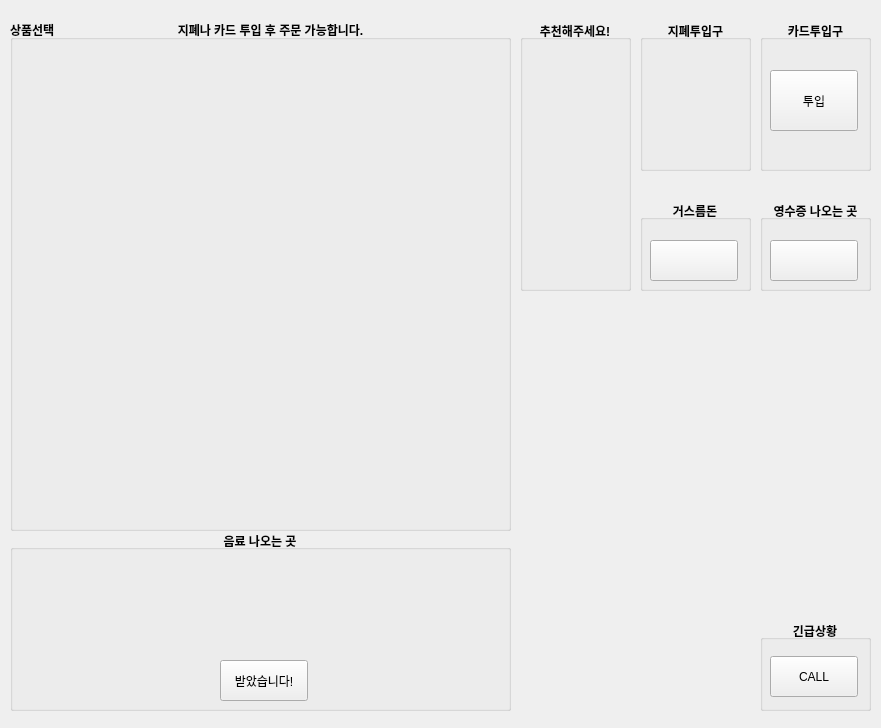
Old version of the form ui/vending_machine.ui in the repository YunOh21/pbl_vending_machine.
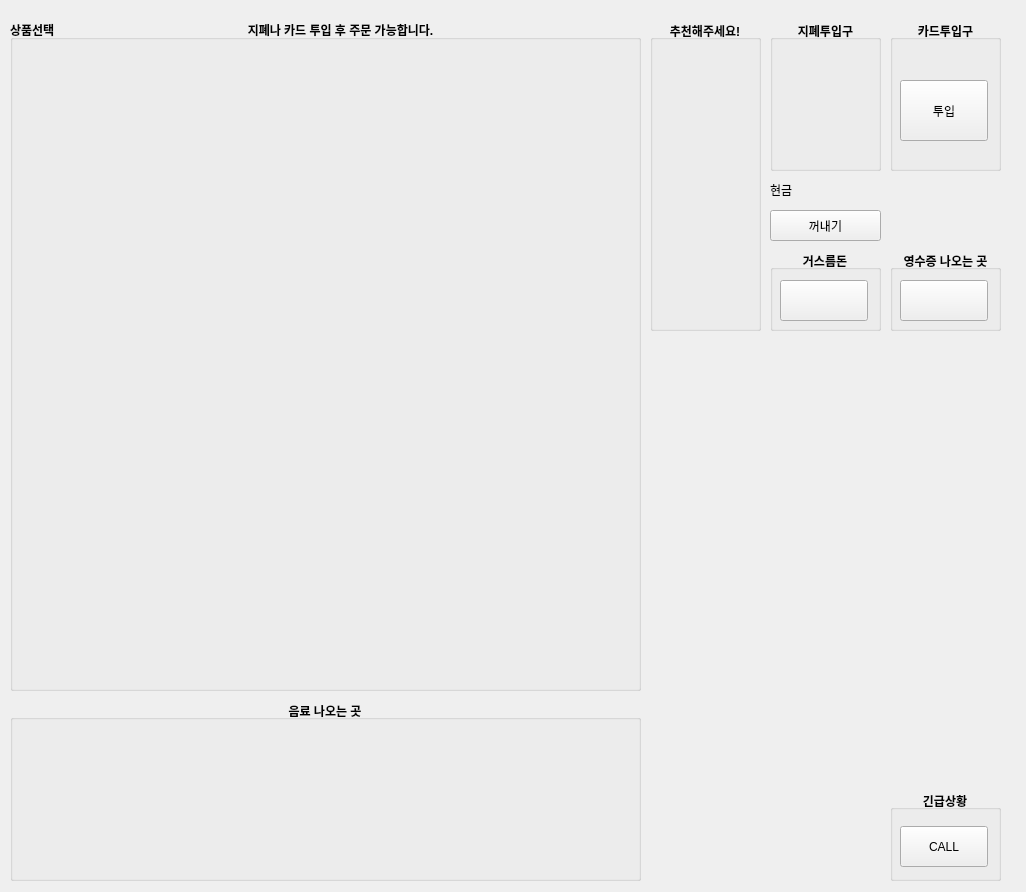
New version of the form.

Commit message: feat: 현금주문/거스름돈 완료

Diff of the .ui file:
```diff
--- a/ui/vending_machine.ui
+++ b/ui/vending_machine.ui
@@ -6,8 +6,8 @@
    <rect>
     <x>0</x>
     <y>0</y>
-    <width>881</width>
-    <height>728</height>
+    <width>1026</width>
+    <height>892</height>
    </rect>
   </property>
   <property name="windowTitle">
@@ -16,7 +16,7 @@
   <widget class="QGroupBox" name="cash_box">
    <property name="geometry">
     <rect>
-     <x>640</x>
+     <x>770</x>
      <y>20</y>
      <width>111</width>
      <height>151</height>
@@ -38,10 +38,10 @@
   <widget class="QGroupBox" name="change_box">
    <property name="geometry">
     <rect>
-     <x>640</x>
-     <y>200</y>
+     <x>770</x>
+     <y>250</y>
      <width>111</width>
-     <height>91</height>
+     <height>81</height>
     </rect>
    </property>
    <property name="font">
@@ -60,7 +60,7 @@
     <property name="geometry">
      <rect>
       <x>10</x>
-      <y>40</y>
+      <y>30</y>
       <width>88</width>
       <height>41</height>
      </rect>
@@ -73,7 +73,7 @@
   <widget class="QGroupBox" name="groupBox_3">
    <property name="geometry">
     <rect>
-     <x>760</x>
+     <x>890</x>
      <y>20</y>
      <width>111</width>
      <height>151</height>
@@ -95,7 +95,7 @@
     <property name="geometry">
      <rect>
       <x>10</x>
-      <y>50</y>
+      <y>60</y>
       <width>88</width>
       <height>61</height>
      </rect>
@@ -114,10 +114,10 @@
   <widget class="QGroupBox" name="receipt_box">
    <property name="geometry">
     <rect>
-     <x>760</x>
-     <y>200</y>
+     <x>890</x>
+     <y>250</y>
      <width>111</width>
-     <height>91</height>
+     <height>81</height>
     </rect>
    </property>
    <property name="font">
@@ -136,7 +136,7 @@
     <property name="geometry">
      <rect>
       <x>10</x>
-      <y>40</y>
+      <y>30</y>
       <width>88</width>
       <height>41</height>
      </rect>
@@ -149,8 +149,8 @@
   <widget class="QGroupBox" name="groupBox_5">
    <property name="geometry">
     <rect>
-     <x>760</x>
-     <y>620</y>
+     <x>890</x>
+     <y>790</y>
      <width>111</width>
      <height>91</height>
     </rect>
@@ -192,8 +192,8 @@
     <rect>
      <x>10</x>
      <y>20</y>
-     <width>501</width>
-     <height>511</height>
+     <width>631</width>
+     <height>671</height>
     </rect>
    </property>
    <property name="font">
@@ -208,7 +208,7 @@
    <widget class="QLabel" name="help_label">
     <property name="geometry">
      <rect>
-      <x>110</x>
+      <x>180</x>
       <y>0</y>
       <width>301</width>
       <height>20</height>
@@ -225,10 +225,10 @@
   <widget class="QGroupBox" name="recommend">
    <property name="geometry">
     <rect>
-     <x>520</x>
+     <x>650</x>
      <y>20</y>
      <width>111</width>
-     <height>271</height>
+     <height>311</height>
     </rect>
    </property>
    <property name="font">
@@ -248,8 +248,8 @@
    <property name="geometry">
     <rect>
      <x>10</x>
-     <y>530</y>
-     <width>501</width>
+     <y>700</y>
+     <width>631</width>
      <height>181</height>
     </rect>
    </property>
@@ -265,39 +265,75 @@
    <property name="alignment">
     <set>Qt::AlignCenter</set>
    </property>
-   <widget class="QPushButton" name="drink_btn">
-    <property name="geometry">
-     <rect>
-      <x>210</x>
-      <y>130</y>
-      <width>88</width>
-      <height>41</height>
-     </rect>
-    </property>
-    <property name="font">
-     <font>
-      <weight>50</weight>
-      <bold>false</bold>
-     </font>
-    </property>
-    <property name="text">
-     <string>받았습니다!</string>
-    </property>
-   </widget>
   </widget>
   <widget class="QLabel" name="school_label">
    <property name="geometry">
     <rect>
-     <x>530</x>
-     <y>310</y>
-     <width>331</width>
-     <height>301</height>
+     <x>660</x>
+     <y>440</y>
+     <width>341</width>
+     <height>341</height>
     </rect>
    </property>
    <property name="text">
     <string/>
    </property>
   </widget>
+  <widget class="QPushButton" name="return_cash_btn">
+   <property name="geometry">
+    <rect>
+     <x>770</x>
+     <y>210</y>
+     <width>111</width>
+     <height>31</height>
+    </rect>
+   </property>
+   <property name="text">
+    <string>꺼내기</string>
+   </property>
+  </widget>
+  <widget class="QLabel" name="cash_label">
+   <property name="geometry">
+    <rect>
+     <x>770</x>
+     <y>180</y>
+     <width>41</width>
+     <height>20</height>
+    </rect>
+   </property>
+   <property name="text">
+    <string>현금</string>
+   </property>
+   <property name="alignment">
+    <set>Qt::AlignLeading|Qt::AlignLeft|Qt::AlignVCenter</set>
+   </property>
+  </widget>
+  <widget class="QLabel" name="cash_display">
+   <property name="geometry">
+    <rect>
+     <x>810</x>
+     <y>180</y>
+     <width>71</width>
+     <height>20</height>
+    </rect>
+   </property>
+   <property name="text">
+    <string/>
+   </property>
+   <property name="alignment">
+    <set>Qt::AlignLeading|Qt::AlignLeft|Qt::AlignVCenter</set>
+   </property>
+  </widget>
+  <widget class="QWidget" name="goodbye" native="true">
+   <property name="geometry">
+    <rect>
+     <x>650</x>
+     <y>340</y>
+     <width>351</width>
+     <height>91</height>
+    </rect>
+   </property>
+  </widget>
  </widget>
  <resources/>
  <connections/>
```
Left out of the diff: 2 changed lines with no effect on the pictures. The commit also changes 9 other files.
